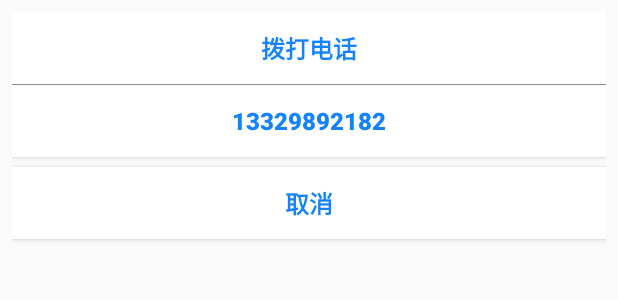
After one commit to guobin211/rx-java, an Android app: the layout dialog_view.xml on its own in the app's theme, with its tools: preview values and no code run, on a phone screen of 412 x 824 dp. The commit adds this screen. Shown: the top 300 px of the screen. Run offline under Robolectric (Android 15) with nearby library versions, the phone set to English and light mode, and no system bars.

```diff
--- /dev/null
+++ b/ele/app/src/main/res/layout/dialog_view.xml
@@ -0,0 +1,37 @@
+<?xml version="1.0" encoding="utf-8"?>
+<LinearLayout xmlns:android="http://schemas.android.com/apk/res/android"
+    android:layout_width="match_parent"
+    android:layout_height="match_parent"
+    android:background="#00000000"
+    android:padding="8dp"
+    android:orientation="vertical">
+
+    <Button
+        android:text="@string/call_phone"
+        style="@style/btn_style"
+        android:background="#ffffff"
+        android:textColor="#1482fd"
+        android:layout_width="match_parent"
+        android:layout_height="wrap_content"/>
+
+    <View style="@style/line"/>
+
+    <Button
+        android:id="@+id/phone"
+        android:text="@string/dialog_phone"
+        style="@style/btn_style"
+        android:background="#ffffff"
+        android:textColor="#1482fd"
+        android:layout_width="match_parent"
+        android:layout_height="wrap_content"/>
+
+    <Button
+        android:id="@+id/cancel_btn"
+        style="@style/btn_style"
+        android:layout_marginTop="3pt"
+        android:background="#ffffff"
+        android:textColor="#1482fd"
+        android:layout_width="match_parent"
+        android:text="@string/cancel"
+        android:layout_height="wrap_content"/>
+</LinearLayout>
--- a/ele/app/src/main/res/values/colors.xml
+++ b/ele/app/src/main/res/values/colors.xml
@@ -3,4 +3,6 @@
     <color name="colorPrimary">#008577</color>
     <color name="colorPrimaryDark">#00574B</color>
     <color name="colorAccent">#D81B60</color>
+    <!-- 透明色 -->
+    <drawable name="transparent">#00000000</drawable>
 </resources>
--- a/ele/app/src/main/res/values/strings.xml
+++ b/ele/app/src/main/res/values/strings.xml
@@ -1,4 +1,7 @@
 <resources>
     <string name="app_name">ele</string>
     <string name="filter_view_main">main</string>
+    <string name="dialog_phone">13329892182</string>
+    <string name="call_phone">拨打电话</string>
+    <string name="cancel">取消</string>
 </resources>
--- a/ele/app/src/main/res/values/styles.xml
+++ b/ele/app/src/main/res/values/styles.xml
@@ -6,7 +6,29 @@
         <item name="colorPrimary">@color/colorPrimary</item>
         <item name="colorPrimaryDark">@color/colorPrimaryDark</item>
         <item name="colorAccent">@color/colorAccent</item>
+        <!-- 无title -->
+        <item name="windowNoTitle">true</item>
+    </style>
+    <!-- 自定义dialog -->
+
+    <style name="btm_dialog" parent="@style/Theme.AppCompat.DayNight.Dialog">
+        <item name="android:windowBackground">@drawable/transparent</item>
+        <item name="android:background">@drawable/transparent</item>
         <item name="windowNoTitle">true</item>
     </style>
 
+    <style name="line">
+        <item name="android:layout_width">match_parent</item>
+        <item name="android:layout_height">1px</item>
+        <item name="android:background">#a2a2a2</item>
+    </style>
+
+    <style name="btn_style">
+        <item name="android:layout_width">match_parent</item>
+        <item name="android:layout_height">44dp</item>
+        <item name="android:textColor">#1482fd</item>
+        <item name="android:textSize">16sp</item>
+        <item name="android:textStyle">bold</item>
+    </style>
+
 </resources>
--- a/ele/build.gradle
+++ b/ele/build.gradle
@@ -2,6 +2,8 @@
 
 buildscript {
     ext.kotlin_version = '1.3.50'
+    // 依赖库
+    ext.anko_version = '0.10.8'
     repositories {
         google()
         jcenter()
```
Also changed, not shown: ele/app/src/main/java/com/mix/ele/MainActivity.kt (+17 -3 lines), ele/app/src/main/java/com/mix/ele/jshooks/JavaScriptMethods.kt (added, +91 -0 lines), ele/app/src/main/java/com/mix/ele/ui/BottomDialog.kt (added, +25 -0 lines), 1 other file.
